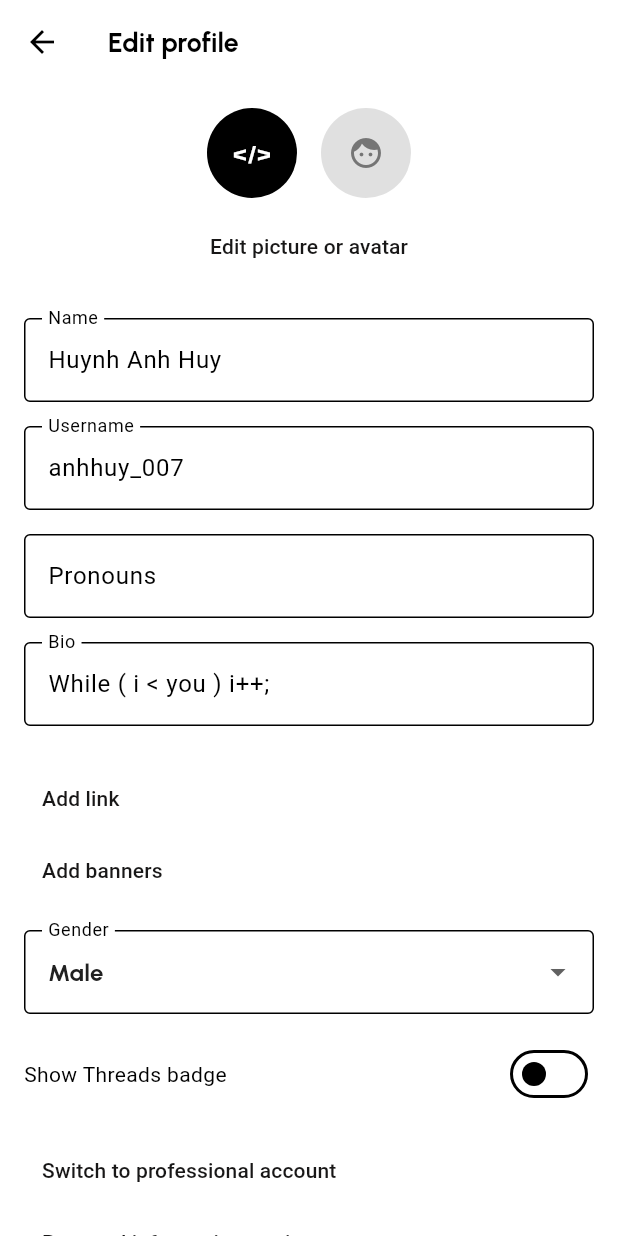
After one commit to anhhuy007/tiktok-clone, a Flutter app: the EditProfilePage screen opened by its route, on a phone screen of 412 x 824 dp. The commit adds this screen. Run offline on Flutter 3.47's test engine with Material 3 defaults, Android fonts, the phone set to English and light mode, and no system bars; our stand-ins replace awesome_snackbar_content, cached_network_image, dio, either_dart, firebase_core, firebase_storage and 12 more; missing offline and left inert: double_tap_to_exit, get_thumbnail_video, giphy_picker; accounts and stored records are empty.

Commit message:
feat: finish profile page | add edit profile (not archieved)

```diff
--- a/lib/presentation/create_post/createpost_page.dart
+++ b/lib/presentation/create_post/createpost_page.dart
@@ -1,6 +1,8 @@
 import 'package:awesome_snackbar_content/awesome_snackbar_content.dart';
 import 'package:flutter/material.dart';
 import 'package:flutter_riverpod/flutter_riverpod.dart';
+import 'package:tiktok_clone/core/utils/navigator_services.dart';
+import 'package:tiktok_clone/route/app_routes.dart';
 import 'package:tiktok_clone/widget/video_player.dart';
 
 import 'notifier/createpost_notifier.dart';
@@ -207,7 +209,8 @@ class _CreatePostPageState extends ConsumerState<CreatePostPage> {
             ),
           );
 
-        // NavigatorService.pushNamed(AppRoutes.homePage);
+        _removeVideo();
+        NavigatorService.popAndPushNamed(AppRoutes.homePage);
       } else {
         ScaffoldMessenger.of(context)
           ..hideCurrentSnackBar()
--- /dev/null
+++ b/lib/presentation/profile/edit_profile_page/editprofile_page.dart
@@ -0,0 +1,128 @@
+import 'package:flutter/material.dart';
+
+class EditProfilePage extends StatefulWidget {
+  const EditProfilePage({super.key});
+
+  @override
+  _EditProfilePageState createState() => _EditProfilePageState();
+}
+
+class _EditProfilePageState extends State<EditProfilePage> {
+  bool _showThreadsBadge = false;
+
+  @override
+  Widget build(BuildContext context) {
+    return Scaffold(
+      appBar: AppBar(
+        leading: IconButton(
+          icon: const Icon(Icons.arrow_back),
+          onPressed: () => Navigator.pop(context),
+        ),
+        title: const Text('Edit profile'),
+      ),
+      body: SingleChildScrollView(
+        padding: const EdgeInsets.all(16.0),
+        child: Column(
+          crossAxisAlignment: CrossAxisAlignment.start,
+          children: [
+            Center(
+              child: Row(
+                mainAxisAlignment: MainAxisAlignment.center,
+                children: [
+                  const CircleAvatar(
+                    radius: 30,
+                    backgroundColor: Colors.black,
+                    child: Text('</>', style: TextStyle(color: Colors.white)),
+                  ),
+                  const SizedBox(width: 16),
+                  CircleAvatar(
+                    radius: 30,
+                    backgroundColor: Colors.grey[300],
+                    child: Icon(Icons.face, color: Colors.grey[600]),
+                  ),
+                ],
+              ),
+            ),
+            const SizedBox(height: 8),
+            Center(
+              child: TextButton(
+                onPressed: () {},
+                child: const Text('Edit picture or avatar'),
+              ),
+            ),
+            const SizedBox(height: 16),
+            _buildTextField('Name', 'Huynh Anh Huy'),
+            _buildTextField('Username', 'anhhuy_007'),
+            _buildTextField('Pronouns', ''),
+            _buildTextField('Bio', 'While ( i < you ) i++;'),
+            const SizedBox(height: 16),
+            TextButton(
+              onPressed: () {},
+              child: const Text('Add link'),
+            ),
+            TextButton(
+              onPressed: () {},
+              child: const Text('Add banners'),
+            ),
+            const SizedBox(height: 16),
+            _buildDropdownField('Gender', 'Male'),
+            const SizedBox(height: 16),
+            Row(
+              mainAxisAlignment: MainAxisAlignment.spaceBetween,
+              children: [
+                const Text('Show Threads badge'),
+                Switch(
+                  value: _showThreadsBadge,
+                  onChanged: (value) {
+                    setState(() {
+                      _showThreadsBadge = value;
+                    });
+                  },
+                ),
+              ],
+            ),
+            const SizedBox(height: 16),
+            TextButton(
+              onPressed: () {},
+              child: const Text('Switch to professional account'),
+            ),
+            TextButton(
+              onPressed: () {},
+              child: const Text("Personal information settings"),
+            ),
+          ],
+        ),
+      ),
+    );
+  }
+
+  Widget _buildTextField(String label, String initialValue) {
+    return Padding(
+      padding: const EdgeInsets.symmetric(vertical: 8.0),
+      child: TextFormField(
+        initialValue: initialValue,
+        decoration: InputDecoration(
+          labelText: label,
+          border: const OutlineInputBorder(),
+        ),
+      ),
+    );
+  }
+
+  Widget _buildDropdownField(String label, String initialValue) {
+    return DropdownButtonFormField(
+      decoration: InputDecoration(
+        labelText: label,
+        border: const OutlineInputBorder(),
+      ),
+      value: initialValue,
+      items: ['Male', 'Female', 'Other'].map((String value) {
+        return DropdownMenuItem<String>(
+          value: value,
+          child: Text(value),
+        );
+      }).toList(),
+      onChanged: (value) {},
+    );
+  }
+}
--- a/lib/presentation/profile/profile_page/widgets/profile_item_widget.dart
+++ b/lib/presentation/profile/profile_page/widgets/profile_item_widget.dart
@@ -1,4 +1,5 @@
 import 'package:flutter/material.dart';
+import 'package:logger/logger.dart';
 import 'package:tiktok_clone/core/constants/image_constants.dart';
 import 'package:tiktok_clone/core/utils/size_utils.dart';
 import 'package:tiktok_clone/presentation/profile/profile_page/models/profile_item_model.dart';
--- a/lib/route/app_routes.dart
+++ b/lib/route/app_routes.dart
@@ -6,6 +6,7 @@ import 'package:tiktok_clone/presentation/home/home_page_container.dart';
 import 'package:tiktok_clone/presentation/profile/profile_page_container/profile_page_container.dart';
 import 'package:tiktok_clone/presentation/search/search_page.dart';
 import '../presentation/create_post/createpost_page.dart';
+import '../presentation/profile/edit_profile_page/editprofile_page.dart';
 import '../presentation/reels/feeding_page.dart';
 import '../presentation/reels/models/feed_video.dart';
 
@@ -17,6 +18,7 @@ class AppRoutes {
   static const String searchPage = '/searchPage';
   static const String createPostPage = '/createPostPage';
   static const String feedingPage = '/feedingPage';
+  static const String editProfilePage = '/editProfilePage';
 
   static Map<String, WidgetBuilder> routes = {
     homePage: (context) => const HomePageContainer(),
@@ -25,6 +27,7 @@ class AppRoutes {
     signUpPage: (context) => const SignUpPage(),
     searchPage: (context) => const SearchPage(),
     createPostPage: (context) => const CreatePostPage(),
+    editProfilePage: (context) => const EditProfilePage(),
   };
 
   static Route<dynamic> generateRoute(RouteSettings settings) {
--- a/lib/theme/theme_helper.dart
+++ b/lib/theme/theme_helper.dart
@@ -32,7 +32,7 @@ class CustomTextStyles {
 
   static TextStyle titleSmall = TextStyle(
       color: PrimaryColors.gray700,
-      fontSize: 14.fsize,
+      fontSize: 17.fsize,
       fontWeight: FontWeight.w500,
       fontFamily: "Urbanist"
   );
```
Also changed, not shown: lib/presentation/home/home_page_container.dart (+10 -17 lines), lib/presentation/profile/profile_page/profile_page.dart (+23 -39 lines), lib/presentation/profile/profile_page_container/profile_page_container.dart (+77 -18 lines).
